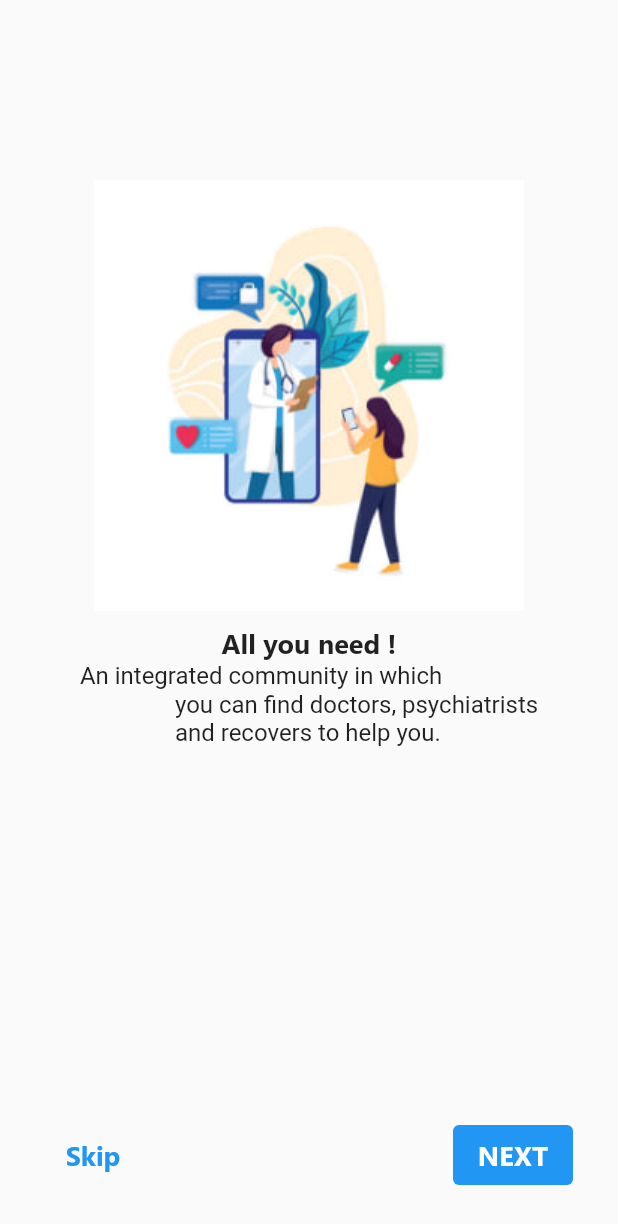
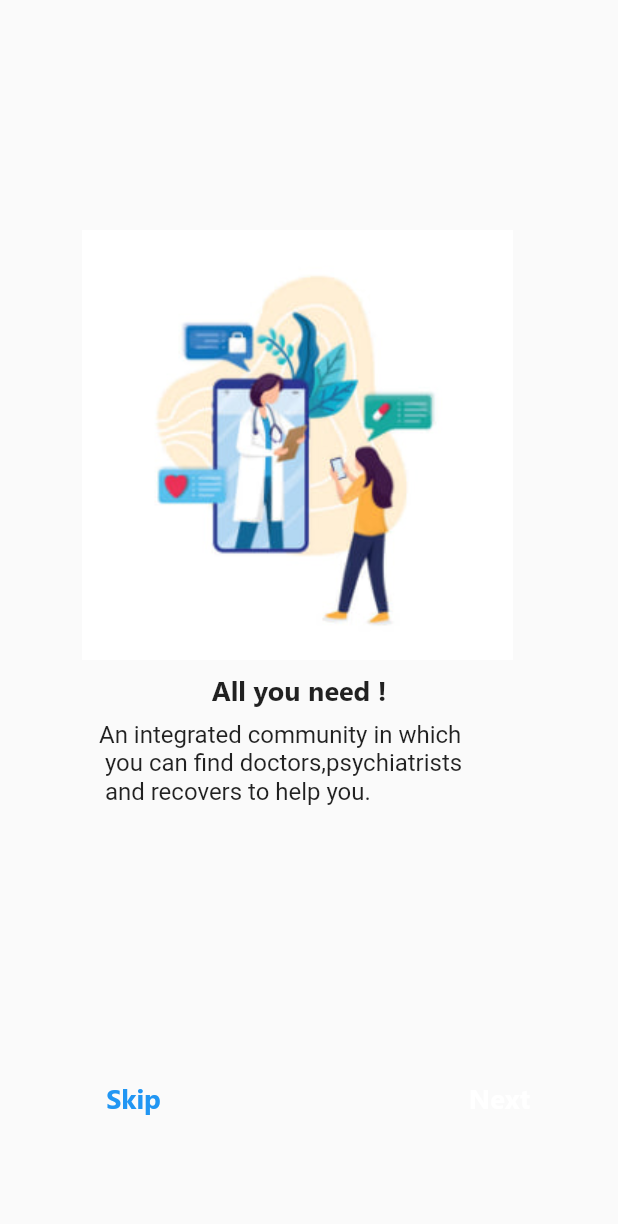
Before and after one commit to AlaaEid66/Phoenix, a Flutter app: the screen it shows after launch, on a phone screen of 412 x 824 dp. Shown: the top 1224 px of the screen. Run offline on Flutter 3.47's test engine with Material 2 defaults, Android fonts, the phone set to English and light mode, and no system bars; our stand-ins replace awesome_dialog, device_preview, firebase_auth, flutter_screenutil; missing offline and left inert: colour; accounts and stored records are empty; Roboto replaces fonts that are missing (Segoe UI.ttf).

```diff
--- a/lib/screens/onboardingscreens/onboarding1.dart
+++ b/lib/screens/onboardingscreens/onboarding1.dart
@@ -12,16 +12,30 @@ class _OnBoarding1State extends State<OnBoarding1> {
   @override
   Widget build(BuildContext context) {
     return Scaffold(
-      body: Column(
+      backgroundColor: Colour('#FFFFFF'),
+      body: SingleChildScrollView(
+        child: Column(
           mainAxisAlignment: MainAxisAlignment.center,
+          crossAxisAlignment: CrossAxisAlignment.center,
           children: [
-          Center(child: Image.asset('assets/images/p1.jpg')),
-          const SizedBox(
-            height: 10,
+            Padding(
+              padding: const EdgeInsets.only(
+                top: 153,
+                bottom: 8,
+                right: 44,
+                left: 44,
+              ),
+              child: Image.asset('assets/images/p1.jpg'),
             ),
             Column(
               children: [
-              Text(
+                Padding(
+                  padding: const EdgeInsets.only(
+                    left:130,
+                    right: 128,
+                    bottom: 8
+                  ),
+                  child: Text(
                     'All you need !',
                     style: TextStyle(
                       color: Colour('#505050'),
@@ -30,11 +44,15 @@ class _OnBoarding1State extends State<OnBoarding1> {
                       fontFamily: 'Segoe UI',
                     ),
                   ),
-              Text(
-                '''An integrated community in which
-                you can find doctors, psychiatrists
-                and recovers to help you.''',
-                textAlign: TextAlign.start,
+                ),
+                Padding(
+                  padding: const EdgeInsets.only(
+                    right: 65,
+                    left: 66,
+                    bottom: 94,
+                  ),
+                  child: Text(
+                    'An integrated community in which\n you can find doctors,psychiatrists      \n and recovers to help you.',
                     style: TextStyle(
                       fontFamily: 'Segoe UI.ttf',
                       fontWeight: FontWeight.normal,
@@ -42,10 +60,12 @@ class _OnBoarding1State extends State<OnBoarding1> {
                       color: Colour('#505050'),
                     ),
                   ),
+                ),
               ],
             ),
           ],
         ),
+      ),
     );
   }
 }
--- a/lib/screens/onboardingscreens/onboarding_screen.dart
+++ b/lib/screens/onboardingscreens/onboarding_screen.dart
@@ -21,13 +21,7 @@ class _OnBoardingScreenState extends State<OnBoardingScreen>{
     _controller = PageController();
     super.initState();
   }
-
   int _currentPage = 0;
-  // List colors = const [
-  //   Color(0xffDAD3C8),
-  //   Color(0xffFFE5DE),
-  //   Color(0xffDCF6E6),
-  // ];
 
   AnimatedContainer _buildDots({
     int? index,
@@ -38,7 +32,7 @@ class _OnBoardingScreenState extends State<OnBoardingScreen>{
         borderRadius: const BorderRadius.all(
           Radius.circular(80),
         ),
-        color:_currentPage==index?Colour('#008894'):Colour('#FFFFFF'),
+        color:_currentPage==index?Colour('#008894'):Colour('#000000').withOpacity(0.16),
       ),
       margin: const EdgeInsets.only(right: 5),
       height: 14,
@@ -54,11 +48,12 @@ class _OnBoardingScreenState extends State<OnBoardingScreen>{
     double height = SizeConfig.screenH!;
 
     return Scaffold(
+      backgroundColor: Colour('#FFFFFF'),
       body: SafeArea(
         child: Column(
           children: [
             Expanded(
-              flex: 3,
+              flex: 2,
               child: Center(
                 child: PageView(
                   physics: const BouncingScrollPhysics(),
@@ -88,37 +83,49 @@ class _OnBoardingScreenState extends State<OnBoardingScreen>{
                   ),
                   _currentPage + 1 == contents.length
                       ? Padding(
-                    padding: const EdgeInsets.all(30),
-                    child: SizedBox(
-                      width: 117,
+                    padding: const EdgeInsets.only(
+                      top: 67,
+                      right: 128,
+                      left: 128,
+                      bottom: 120,
+                    ),
+                    child: Container(
+                      width: 119,
                       height: 37,
-                      child: ElevatedButton(
+                      decoration: BoxDecoration(
+                        borderRadius:BorderRadius.circular(90),
+                      ),
+                      child: MaterialButton(
                         onPressed: () {},
-                        style: ElevatedButton.styleFrom(
-                          backgroundColor:Colour('#008894'),
-                          // padding: (width <= 400)
-                          //     ? const EdgeInsets.symmetric(
-                          //     horizontal: 70, vertical: 10)
-                          //     : EdgeInsets.symmetric(
-                          //     horizontal: width * 0.1, vertical: 20),
-                          textStyle: const TextStyle(
-                            fontSize: 17,
-                            fontWeight:FontWeight.bold,
-                            fontFamily: 'Segoe UI',
+                        color:Colour('#008894'),
+                        elevation: 1,
+                        child:const Text("Start now!",
+                          style:TextStyle(
+                            color: Colors.white,
+                            fontFamily:'Segoe UI',
+                            fontSize:17,
+                            fontWeight: FontWeight.bold,
                           ),
                         ),
-                        child: const  Text("Start now!"),
+
                       ),
                     ),
+
                   )
                       : Padding(
-                    padding: const EdgeInsets.all(30),
+                    padding: const EdgeInsets.only(
+                      right: 39,
+                      left: 57,
+                      top: 54,
+                      bottom: 68,
+                    ),
                     child: Row(
                       mainAxisAlignment: MainAxisAlignment.spaceBetween,
                       children: [
                         TextButton(
                           onPressed: () {
-                            _controller.jumpToPage(2);
+                            _controller.jumpTo(0);
+                            // _controller.jumpToPage(2);
                           },
                           style: TextButton.styleFrom(
                             elevation: 0,
@@ -133,31 +140,35 @@ class _OnBoardingScreenState extends State<OnBoardingScreen>{
                             style: TextStyle(color: Colour('#008894')),
                           ),
                         ),
-                        SizedBox(
+                        Padding(
+                          padding: const EdgeInsets.only(
+                            left: 163,
+                          ),
+                          child: Container(
                             width: 80,
                             height: 40,
-                          child: ElevatedButton(
+                            decoration: BoxDecoration(
+                              borderRadius:BorderRadius.circular(90),
+                            ),
+                            child: MaterialButton(
                               onPressed: () {
                                 _controller.nextPage(
                                   duration: const Duration(milliseconds: 200),
                                   curve: Curves.easeIn,
                                 );
                               },
-                            style: ElevatedButton.styleFrom(
-                              backgroundColor:Colour('#008894'),
-                              elevation: 0,
-                              // padding: (width <= 550)
-                              //     ? const EdgeInsets.symmetric(
-                              //     horizontal: 30, vertical: 20)
-                              //     : const EdgeInsets.symmetric(
-                              //     horizontal: 30, vertical: 25),
-                              textStyle: const TextStyle(
+                              color:Colour('#008894'),
+                              elevation: 1,
+                              child:const Text("Next",
+                                style:TextStyle(
+                                  color: Colors.white,
                                   fontFamily:'Segoe UI',
                                   fontSize:18,
                                   fontWeight: FontWeight.bold,
                                 ),
                               ),
-                            child: const Text("NEXT"),
+
+                            ),
                           ),
                         ),
                       ],
```
Also changed, not shown: lib/screens/onboardingscreens/onboarding2.dart (+16 -9 lines), lib/screens/onboardingscreens/onboarding3.dart (+20 -5 lines). Lines whose indentation alone changed are shown as unchanged.
